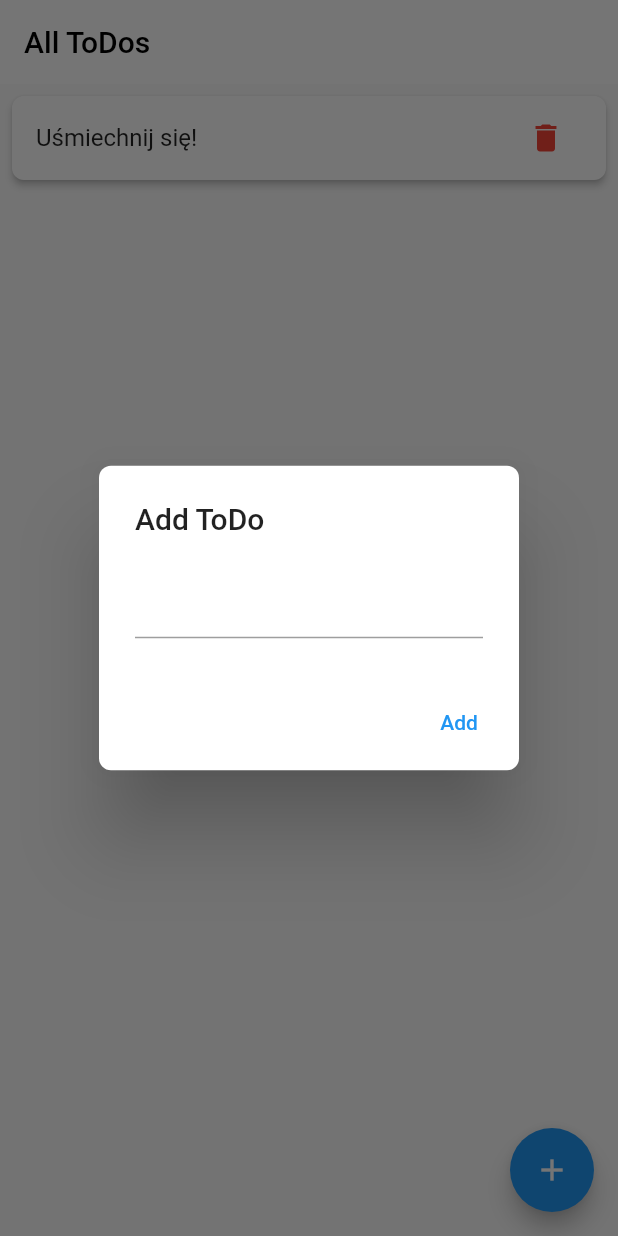
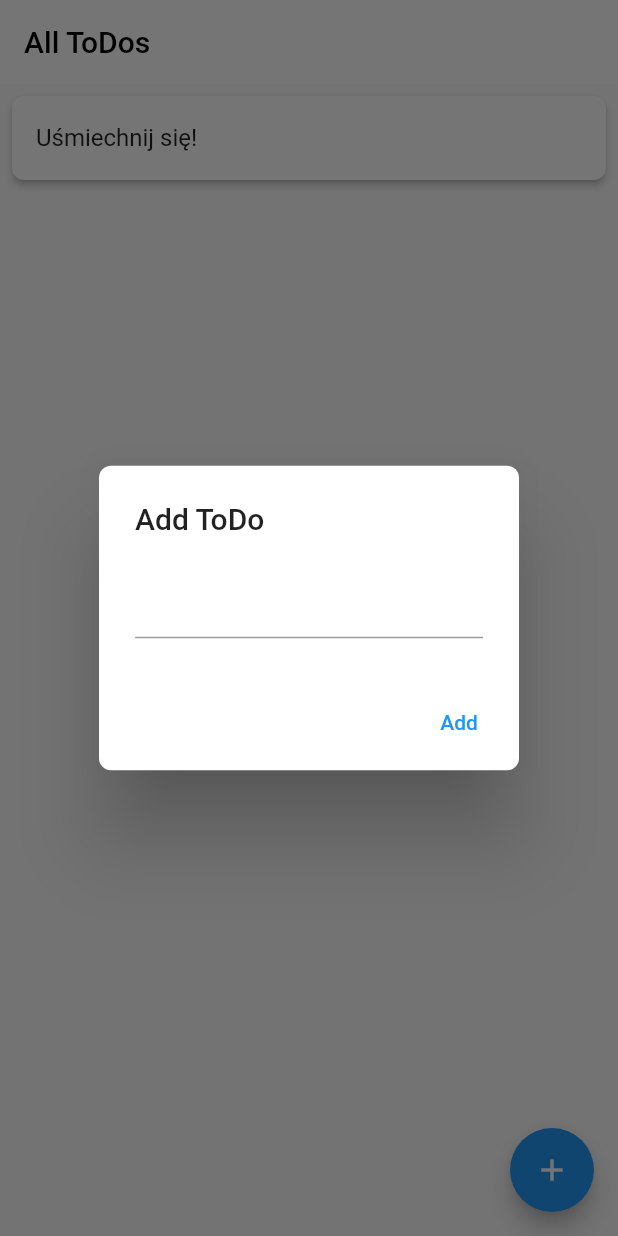
Before and after one commit to KaliopPraktyki/_projekt_praktyki_, a Flutter app: the screen it shows once a user with an empty profile is signed in, after a tap on the "add" icon, on a phone screen of 412 x 824 dp. Run offline on Flutter 3.47's test engine with Material 2 defaults, Android fonts, the phone set to English and light mode, and no system bars; drawn by our look-alikes of flutter_slidable; our stand-ins replace firebase_auth, firebase_core, google_nav_bar, ionicons; accounts and stored records are empty; project files that could hold a hidden picture were left out.

Commit message:
todo fixed, new todos delete system

```diff
--- a/lib/screens/todo_page.dart
+++ b/lib/screens/todo_page.dart
@@ -8,7 +8,6 @@ class to_do extends StatefulWidget {
 
   @override
   State<to_do> createState() => _to_doState();
-
 }
 
 class _to_doState extends State<to_do> {
@@ -84,7 +83,21 @@ class _to_doState extends State<to_do> {
           itemBuilder: (BuildContext context, int index) {
             return Dismissible(
                 key: Key(todo[index]),
-
+                child: Slidable (
+                  startActionPane: ActionPane(
+                    motion: const BehindMotion(),
+                    children: [
+                      SlidableAction(
+                          onPressed: ((context) {
+                            setState(() {
+                              todo.removeAt(index);
+                            });
+                          }),
+                          icon: Icons.delete,
+                          backgroundColor: Colors.red,
+                      ),
+                    ],
+                  ),
 
                 child: Card(
                   elevation: 2,
@@ -93,18 +106,9 @@ class _to_doState extends State<to_do> {
                   BorderRadius.circular(8)),
                   child: ListTile(
                     title: Text(todo[index]),
-                  trailing: IconButton(
-                      icon: Icon(
-                          Icons.delete,
-                          color: Colors.red
+
                   ),
-                      onPressed: (){
-                        setState(() {
-                          todo.removeAt(index);
-                        });
-                      }),
-                ),
-              ),
+                )),
             );
           }),
     );
```
Lines whose indentation alone changed are shown as unchanged.
